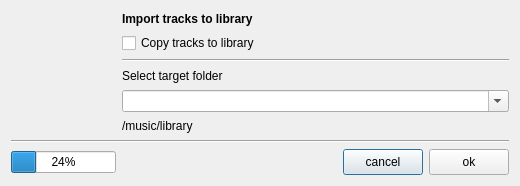
Old version of the form trunk/GUI/library/GUI_ImportFolder.ui in the repository shahid334/sayonara-player.
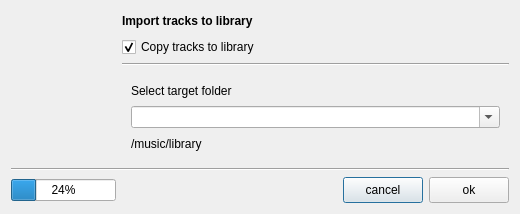
New version of the form.

Diff of the .ui file:
```diff
--- a/trunk/GUI/library/GUI_ImportFolder.ui
+++ b/trunk/GUI/library/GUI_ImportFolder.ui
@@ -7,7 +7,7 @@
     <x>0</x>
     <y>0</y>
     <width>520</width>
-    <height>186</height>
+    <height>213</height>
    </rect>
   </property>
   <property name="windowTitle">
@@ -48,26 +48,6 @@
      </property>
     </widget>
    </item>
-   <item row="0" column="1" colspan="2">
-    <widget class="QLabel" name="label">
-     <property name="font">
-      <font>
-       <weight>75</weight>
-       <bold>true</bold>
-      </font>
-     </property>
-     <property name="text">
-      <string>Import tracks to library</string>
-     </property>
-    </widget>
-   </item>
-   <item row="1" column="1" colspan="2">
-    <widget class="QCheckBox" name="cb_copy2lib">
-     <property name="text">
-      <string>Copy tracks to library</string>
-     </property>
-    </widget>
-   </item>
    <item row="2" column="1" colspan="2">
     <widget class="Line" name="line_2">
      <property name="orientation">
@@ -75,45 +55,6 @@
      </property>
     </widget>
    </item>
-   <item row="3" column="1" colspan="2">
-    <widget class="QLabel" name="lab_target_info">
-     <property name="text">
-      <string>Select target folder</string>
-     </property>
-    </widget>
-   </item>
-   <item row="4" column="1" colspan="2">
-    <widget class="QComboBox" name="combo_folders">
-     <property name="sizePolicy">
-      <sizepolicy hsizetype="Preferred" vsizetype="Preferred">
-       <horstretch>0</horstretch>
-       <verstretch>0</verstretch>
-      </sizepolicy>
-     </property>
-     <property name="minimumSize">
-      <size>
-       <width>0</width>
-       <height>0</height>
-      </size>
-     </property>
-     <property name="maximumSize">
-      <size>
-       <width>16777215</width>
-       <height>25</height>
-      </size>
-     </property>
-     <property name="editable">
-      <bool>true</bool>
-     </property>
-    </widget>
-   </item>
-   <item row="5" column="1" colspan="2">
-    <widget class="QLabel" name="lab_target_path">
-     <property name="text">
-      <string>/music/library</string>
-     </property>
-    </widget>
-   </item>
    <item row="6" column="0" colspan="3">
     <widget class="Line" name="line">
      <property name="orientation">
@@ -121,6 +62,46 @@
      </property>
     </widget>
    </item>
+   <item row="1" column="1" colspan="2">
+    <widget class="QCheckBox" name="cb_copy2lib">
+     <property name="text">
+      <string>Copy tracks to library</string>
+     </property>
+     <property name="checked">
+      <bool>true</bool>
+     </property>
+    </widget>
+   </item>
+   <item row="7" column="2">
+    <layout class="QHBoxLayout" name="horizontalLayout">
+     <item>
+      <widget class="QPushButton" name="btn_cancel">
+       <property name="sizePolicy">
+        <sizepolicy hsizetype="Minimum" vsizetype="Preferred">
+         <horstretch>0</horstretch>
+         <verstretch>0</verstretch>
+        </sizepolicy>
+       </property>
+       <property name="text">
+        <string>cancel</string>
+       </property>
+      </widget>
+     </item>
+     <item>
+      <widget class="QPushButton" name="btn_ok">
+       <property name="sizePolicy">
+        <sizepolicy hsizetype="Minimum" vsizetype="Preferred">
+         <horstretch>0</horstretch>
+         <verstretch>0</verstretch>
+        </sizepolicy>
+       </property>
+       <property name="text">
+        <string>ok</string>
+       </property>
+      </widget>
+     </item>
+    </layout>
+   </item>
    <item row="7" column="0">
     <widget class="QProgressBar" name="pb_progress">
      <property name="sizePolicy">
@@ -153,35 +134,75 @@
      </property>
     </spacer>
    </item>
-   <item row="7" column="2">
-    <layout class="QHBoxLayout" name="horizontalLayout">
-     <item>
-      <widget class="QPushButton" name="btn_cancel">
-       <property name="sizePolicy">
-        <sizepolicy hsizetype="Minimum" vsizetype="Preferred">
-         <horstretch>0</horstretch>
-         <verstretch>0</verstretch>
-        </sizepolicy>
-       </property>
-       <property name="text">
-        <string>cancel</string>
-       </property>
-      </widget>
-     </item>
-     <item>
-      <widget class="QPushButton" name="btn_ok">
-       <property name="sizePolicy">
-        <sizepolicy hsizetype="Minimum" vsizetype="Preferred">
-         <horstretch>0</horstretch>
-         <verstretch>0</verstretch>
-        </sizepolicy>
-       </property>
-       <property name="text">
-        <string>ok</string>
-       </property>
-      </widget>
-     </item>
-    </layout>
+   <item row="0" column="1" colspan="2">
+    <widget class="QLabel" name="label">
+     <property name="font">
+      <font>
+       <weight>75</weight>
+       <bold>true</bold>
+      </font>
+     </property>
+     <property name="text">
+      <string>Import tracks to library</string>
+     </property>
+    </widget>
+   </item>
+   <item row="3" column="1" rowspan="2" colspan="2">
+    <widget class="QFrame" name="frame">
+     <property name="minimumSize">
+      <size>
+       <width>0</width>
+       <height>90</height>
+      </size>
+     </property>
+     <property name="frameShape">
+      <enum>QFrame::NoFrame</enum>
+     </property>
+     <property name="frameShadow">
+      <enum>QFrame::Sunken</enum>
+     </property>
+     <layout class="QVBoxLayout" name="verticalLayout">
+      <item>
+       <widget class="QLabel" name="lab_target_info">
+        <property name="text">
+         <string>Select target folder</string>
+        </property>
+       </widget>
+      </item>
+      <item>
+       <widget class="QComboBox" name="combo_folders">
+        <property name="sizePolicy">
+         <sizepolicy hsizetype="Preferred" vsizetype="Preferred">
+          <horstretch>0</horstretch>
+          <verstretch>0</verstretch>
+         </sizepolicy>
+        </property>
+        <property name="minimumSize">
+         <size>
+          <width>0</width>
+          <height>0</height>
+         </size>
+        </property>
+        <property name="maximumSize">
+         <size>
+          <width>16777215</width>
+          <height>25</height>
+         </size>
+        </property>
+        <property name="editable">
+         <bool>true</bool>
+        </property>
+       </widget>
+      </item>
+      <item>
+       <widget class="QLabel" name="lab_target_path">
+        <property name="text">
+         <string>/music/library</string>
+        </property>
+       </widget>
+      </item>
+     </layout>
+    </widget>
    </item>
   </layout>
  </widget>
```
Left out of the diff: 67 changed lines with no effect on the pictures.
